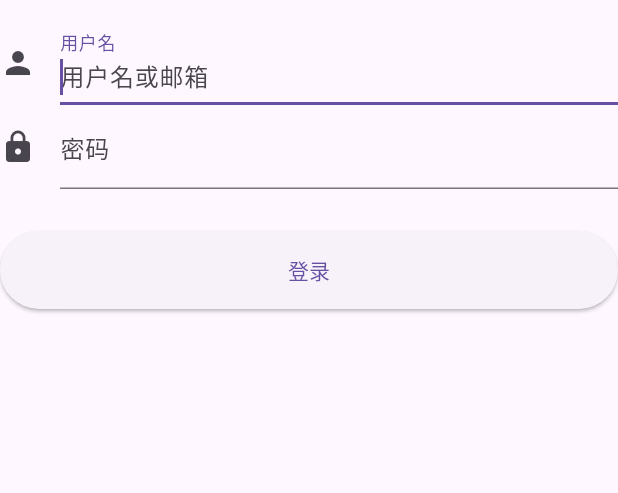
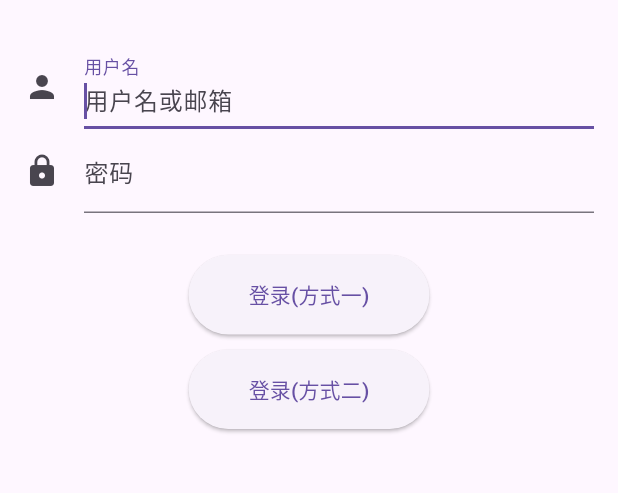
Before and after one commit to goodswifter/flutter_combat_2025, a Flutter app: the screen it shows after launch, on a phone screen of 412 x 824 dp, the part 63-556 px from its top. Run offline on Flutter 3.47's test engine with Material 3 defaults, Android fonts, the phone set to English and light mode, and no system bars.

Commit message:
fix: form表单

```diff
--- a/02-flutter_app/lib/03_基础组件/3.5 输入框及表单/3.5.2 表单Form.dart
+++ b/02-flutter_app/lib/03_基础组件/3.5 输入框及表单/3.5.2 表单Form.dart
@@ -8,73 +8,84 @@ class FormDemo extends StatefulWidget {
 }
 
 class _FormDemoState extends State<FormDemo> {
-  TextEditingController _unameController = TextEditingController();
-  TextEditingController _pwdController = TextEditingController();
-  GlobalKey _formKey = GlobalKey<FormState>();
-
-  // 通过controller监听
-  @override
-  void initState() {
-    super.initState();
-  }
-
-  @override
-  void dispose() {
-    super.dispose();
-  }
+  final TextEditingController _unameController = TextEditingController();
+  final TextEditingController _pwdController = TextEditingController();
+  final GlobalKey _formKey = GlobalKey<FormState>();
 
   @override
   Widget build(BuildContext context) {
     return Scaffold(
       appBar: AppBar(title: const Text('FormDemo')),
       body: Form(
-        key: _formKey, //设置globalKey，用于后面获取FormState
+        key: _formKey, // 设置globalKey，用于后面获取FormState
         autovalidateMode: AutovalidateMode.onUserInteraction,
+        child: Container(
+          padding: const EdgeInsets.all(16.0),
           child: Column(
             children: <Widget>[
               TextFormField(
                 autofocus: true,
                 controller: _unameController,
                 decoration: const InputDecoration(
-                labelText: "用户名",
-                hintText: "用户名或邮箱",
+                  labelText: '用户名',
+                  hintText: '用户名或邮箱',
                   icon: Icon(Icons.person),
                 ),
                 // 校验用户名
-              validator: (v) {
-                return v!.trim().isNotEmpty ? null : "用户名不能为空";
+                validator: (String? v) {
+                  return v!.trim().isNotEmpty ? null : '用户名不能为空';
                 },
               ),
               TextFormField(
                 controller: _pwdController,
                 decoration: const InputDecoration(
-                labelText: "密码",
-                hintText: "您的登录密码",
+                  labelText: '密码',
+                  hintText: '您的登录密码',
                   icon: Icon(Icons.lock),
                 ),
                 obscureText: true,
-              //校验密码
-              validator: (v) {
-                return v!.trim().length > 5 ? null : "密码不能少于6位";
+                // 校验密码
+                validator: (String? v) {
+                  return v!.trim().length > 5 ? null : '密码不能少于6位';
                 },
               ),
               // 登录按钮
               Padding(
                 padding: const EdgeInsets.only(top: 28.0),
-              child: Row(
+                child: Column(
+                  spacing: 10.0,
                   children: <Widget>[
-                  Expanded(
-                    child: ElevatedButton(
-                      child: const Padding(padding: EdgeInsets.all(16.0), child: Text("登录")),
+                    // 方式一：_formKey.currentState获取FormState
+                    ElevatedButton(
+                      child: const Padding(padding: EdgeInsets.all(16.0), child: Text('登录(方式一)')),
                       onPressed: () {
                         // 通过_formKey.currentState 获取FormState后，
                         // 调用validate()方法校验用户名密码是否合法，校验
                         // 通过后再提交数据。
                         if ((_formKey.currentState as FormState).validate()) {
-                          //验证通过提交数据
+                          // 验证通过提交数据
+                          print('登录成功');
                         }
                       },
                     ),
+
+                    // 方式二:
+                    Builder(
+                      builder: (BuildContext context) {
+                        return ElevatedButton(
+                          child: const Padding(
+                            padding: EdgeInsets.all(16.0),
+                            child: Text('登录(方式二)'),
+                          ),
+                          onPressed: () {
+                            // 由于本widget也是Form的子代widget，所以可以通过下面方式获取FormState
+                            if (Form.of(context).validate()) {
+                              // 验证通过提交数据
+                              print('登录成功2');
+                            }
+                          },
+                        );
+                      },
                     ),
                   ],
                 ),
@@ -82,6 +93,7 @@ class _FormDemoState extends State<FormDemo> {
             ],
           ),
         ),
+      ),
     );
   }
 }
```
Lines whose indentation alone changed are shown as unchanged.
